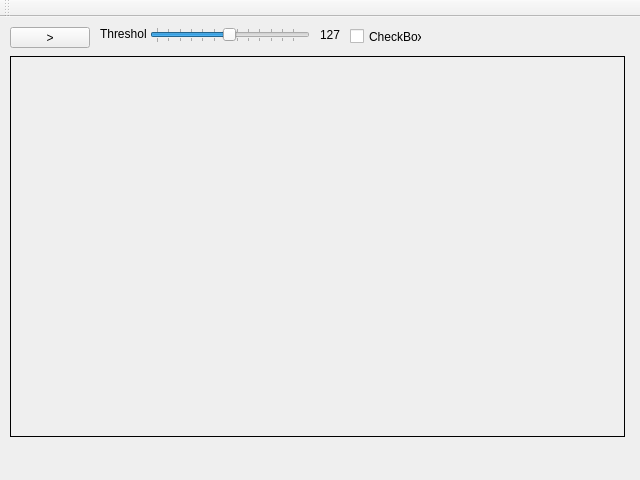
Qt form Project/mainwindow.ui (Matmalecki/OpenCV-Project) before a commit.
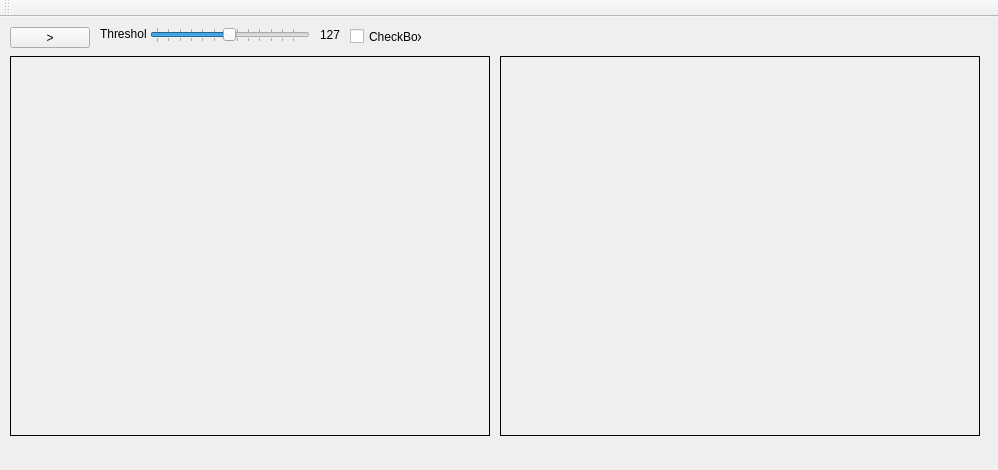
The same form after that commit.

Commit message: Added source view

Diff of the .ui file:
```diff
--- a/Project/mainwindow.ui
+++ b/Project/mainwindow.ui
@@ -6,8 +6,8 @@
    <rect>
     <x>0</x>
     <y>0</y>
-    <width>640</width>
-    <height>480</height>
+    <width>998</width>
+    <height>470</height>
    </rect>
   </property>
   <property name="windowTitle">
@@ -19,8 +19,8 @@
      <rect>
       <x>10</x>
       <y>39</y>
-      <width>615</width>
-      <height>381</height>
+      <width>480</width>
+      <height>380</height>
      </rect>
     </property>
     <property name="frameShape">
@@ -113,6 +113,25 @@
      <string>127</string>
     </property>
    </widget>
+   <widget class="QLabel" name="videoFieldSource">
+    <property name="geometry">
+     <rect>
+      <x>500</x>
+      <y>39</y>
+      <width>480</width>
+      <height>380</height>
+     </rect>
+    </property>
+    <property name="frameShape">
+     <enum>QFrame::Box</enum>
+    </property>
+    <property name="frameShadow">
+     <enum>QFrame::Plain</enum>
+    </property>
+    <property name="text">
+     <string/>
+    </property>
+   </widget>
   </widget>
   <widget class="QMenuBar" name="menuBar">
    <property name="geometry">
```
Left out of the diff: 4 changed lines with no effect on the pictures. The commit also changes 4 other files.
